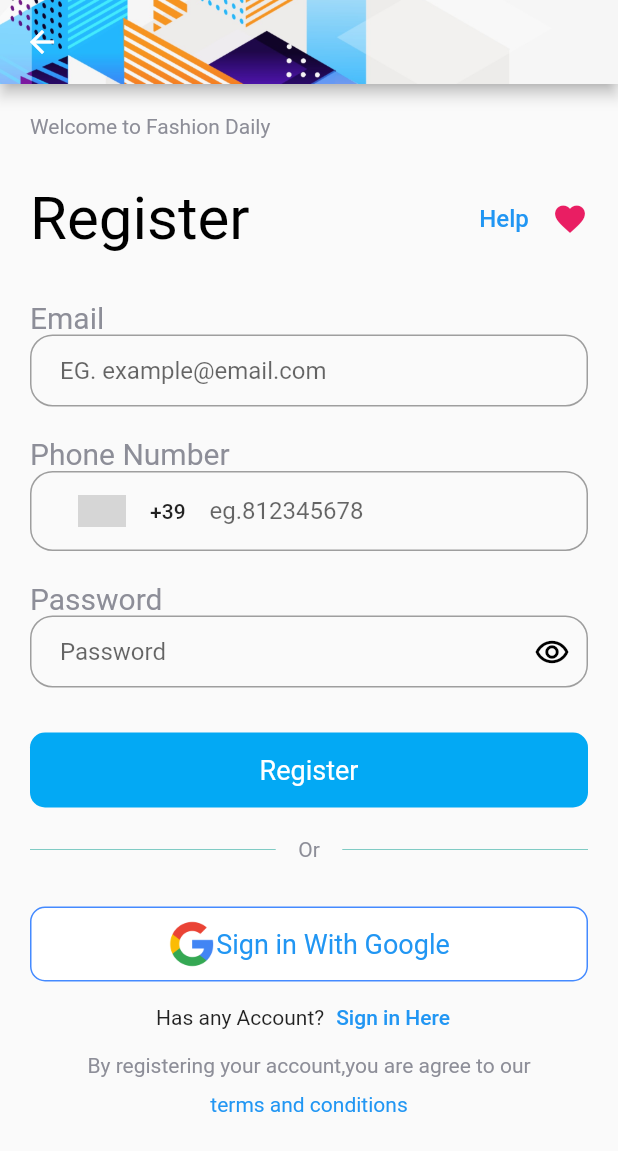
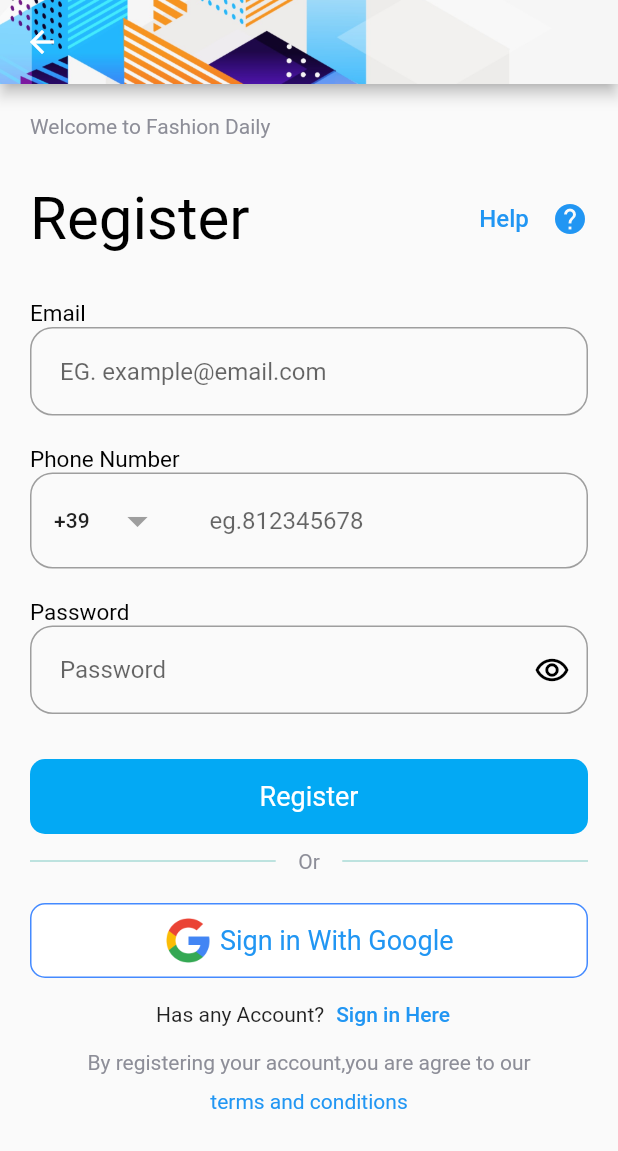
Before and after one commit to ahmedabdelfattah7/algoriza, a Flutter app: the LoginScreen screen opened directly, after a tap on "Sign Up", on a phone screen of 412 x 824 dp. Shown: the top 1151 px of the screen. Run offline on Flutter 3.47's test engine with Material 2 defaults, Android fonts, the phone set to English and light mode, and no system bars; drawn by our look-alikes of country_code_picker; our stand-ins replace smooth_page_indicator; grey boxes are pictures that could not be loaded.

Commit message:
first task in algoriza flutter internShip

```diff
--- a/lib/Modules/loginScreen/login_page.dart
+++ b/lib/Modules/loginScreen/login_page.dart
@@ -23,6 +23,7 @@ class LoginScreen extends StatelessWidget {
       ),
       body: Padding(
         padding: const EdgeInsets.all(20.0),
+        child: SingleChildScrollView(
           child: Column(
             crossAxisAlignment: CrossAxisAlignment.start,
             children:  [
@@ -35,44 +36,14 @@ class LoginScreen extends StatelessWidget {
               SizedBox(
                 height: 30.0,
               ),
-            Row(
-
-              children: [
-                Text(
-                  'Sign in',
-                  style: TextStyle(
-                      color: Colors.black,
-                    fontSize: 40,
-
-                  ),
-                ),
-                Spacer(),
-                TextButton(
-                    onPressed: (){},
-                    child: Text(
-                      'Help',
-                         style: TextStyle(
-                           fontSize: 16,
-                         ),
-                    ),
-                ),
-                Icon(
-                  Icons.favorite,
-                  color: Colors.pink,
-                  size: 24.0,
-                ),
-              ],
+              AuthPageName(
+                Name: 'Sign in',
               ),
               SizedBox(
                 height: 30.0,
               ),
-            Text(
-              'Phone Number',
-              style: TextStyle(
-                fontSize: 20.0,
-                  color: Color(0xff8d8e98)
-
-              ),
+              FormFieldName(
+                label: 'Phone Number',
               ),
               MyFormField(
                 Controller:phoneNumController,
@@ -130,6 +101,7 @@ class LoginScreen extends StatelessWidget {
             ],
           ),
         ),
+      ),
     );
   }
 }
--- a/lib/Modules/onBaordingScreen/onboarding.dart
+++ b/lib/Modules/onBaordingScreen/onboarding.dart
@@ -62,6 +62,12 @@ class _OnBoardingScreenState extends State<OnBoardingScreen> {
                 style: ButtonStyle(
                   backgroundColor:
                       MaterialStateProperty.all<Color>(Color(0xfffdebef)),
+                  shape: MaterialStateProperty.all<RoundedRectangleBorder>(
+                      RoundedRectangleBorder(
+                          borderRadius: BorderRadius.circular(18.0),
+                      ),
+                  ),
+
                 ),
               ),
             ),
@@ -117,7 +123,7 @@ class _OnBoardingScreenState extends State<OnBoardingScreen> {
                   count: boarding.length,
                   effect: ScrollingDotsEffect(
                     activeStrokeWidth: 3,
-                    activeDotColor: Color(0xffffd1dc),
+                    activeDotColor: Color(0xff009688),
                     activeDotScale: 1.3,
                     maxVisibleDots: 5,
                     radius: 2,
--- a/lib/Modules/signUpScreen/register_page.dart
+++ b/lib/Modules/signUpScreen/register_page.dart
@@ -22,6 +22,7 @@ class RegisterPage extends StatelessWidget {
       ),
       body: Padding(
         padding: const EdgeInsets.all(20.0),
+        child: SingleChildScrollView(
           child: Column(crossAxisAlignment: CrossAxisAlignment.start, children: [
             Text(
               'Welcome to Fashion Daily',
@@ -32,44 +33,14 @@ class RegisterPage extends StatelessWidget {
             SizedBox(
               height: 30.0,
             ),
-          Row(
-
-            children: [
-              Text(
-                'Register',
-                style: TextStyle(
-                  color: Colors.black,
-                  fontSize: 40,
-
-                ),
-              ),
-              Spacer(),
-              TextButton(
-                onPressed: (){},
-                child: Text(
-                  'Help',
-                  style: TextStyle(
-                    fontSize: 16,
-                  ),
-                ),
-              ),
-              Icon(
-                Icons.favorite,
-                color: Colors.pink,
-                size: 24.0,
-              ),
-            ],
+            AuthPageName(
+              Name: 'Register',
             ),
             SizedBox(
               height: 30.0,
             ),
-          Text(
-            'Email',
-            style: TextStyle(
-                fontSize: 20.0,
-                color: Color(0xff8d8e98)
-
-            ),
+            FormFieldName(
+              label: 'Email',
             ),
              MyFormField(
                 textInputType: TextInputType.emailAddress,
@@ -80,13 +51,8 @@ class RegisterPage extends StatelessWidget {
             SizedBox(
               height: 20.0,
             ),
-          Text(
-            'Phone Number',
-            style: TextStyle(
-                fontSize: 20.0,
-                color: Color(0xff8d8e98)
-
-            ),
+            FormFieldName(
+              label: 'Phone Number',
             ),
             MyFormField(
               Controller:phoneController,
@@ -98,14 +64,8 @@ class RegisterPage extends StatelessWidget {
             SizedBox(
               height: 20.0,
             ),
-          Text(
-            'Password',
-            style: TextStyle(
-                fontSize: 20.0,
-                color: Color(0xff8d8e98)
-
-            ),
-
+            FormFieldName(
+               label: 'Password',
             ),
             MyFormField(
               Controller:passController,
@@ -168,6 +128,7 @@ class RegisterPage extends StatelessWidget {
 
           ]),
         ),
+      ),
     );
   }
 }
--- a/lib/shared/reusable componants.dart
+++ b/lib/shared/reusable componants.dart
@@ -1,8 +1,7 @@
-
-
 import 'package:country_code_picker/country_code_picker.dart';
 import 'package:flutter/material.dart';
 import '../Modules/onBaordingScreen/onboarding.dart';
+//////////////////////////////////////////////////////////////////////////////////////////////////////////////
 Widget buildBoardingItem(BoardingModel model) {
   return Column(
     crossAxisAlignment: CrossAxisAlignment.center,
@@ -43,7 +42,7 @@ Widget buildBoardingItem(BoardingModel model) {
     ],
   );
 }
-
+///////////////////////////////////////////////////////////////////////////////////////////////////////////////////////////////////////
 class MainButton extends StatelessWidget {
   final VoidCallback? onTabbed;
   final Text? myStyle;
@@ -75,7 +74,7 @@ class MainButton extends StatelessWidget {
     );
   }
 }
-
+/////////////////////////////////////////////////////////////////////////////////////////////////////////////////////////////////////////////////////
 class MyFormField extends StatelessWidget {
 
   final TextEditingController Controller;
@@ -84,14 +83,17 @@ class MyFormField extends StatelessWidget {
   final bool isPhone;
   final bool isPassWord;
   final Widget suffixIcon;
+
   MyFormField({
     required this.Controller,
     required this.textInputType,
     required this.hintText,
-    this.isPhone=false,
-    this.isPassWord=false,
-    this.suffixIcon=const Icon( Icons.remove_red_eye_outlined,color: Colors.black),
+    this.isPhone = false,
+    this.isPassWord = false,
+    this.suffixIcon = const Icon(
+        Icons.remove_red_eye_outlined, color: Colors.black),
   });
+
   @override
   Widget build(BuildContext context) {
     return TextFormField(
@@ -101,42 +103,50 @@ class MyFormField extends StatelessWidget {
 
       onFieldSubmitted: (value) {},
       onChanged: (value) {},
-      decoration:   InputDecoration(
-        prefixIcon: isPhone? CountryCodePicker(
+      decoration: InputDecoration(
+
+        prefixIcon: isPhone ? CountryCodePicker(
           onChanged: print,
           // Initial selection and favorite can be one of code ('IT') OR dial_code('+39')
           initialSelection: 'IT',
-          favorite: ['+39','FR'],
+          favorite: ['+39', 'FR'],
           // optional. Shows only country name and flag
           showCountryOnly: false,
           // optional. Shows only country name and flag when popup is closed.
           showOnlyCountryWhenClosed: false,
-          // optional. aligns the flag and the Text left
+          showFlag: false,
+          showDropDownButton: true,
           alignLeft: false,
-        ):  null,
+        ) : null,
         hintText: '${hintText}',
-        suffixIcon: isPassWord ? suffixIcon: SizedBox.shrink(),
-        contentPadding: EdgeInsets.symmetric(
-            vertical: 10.0, horizontal: 20.0),
+        suffixIcon: isPassWord ? suffixIcon : SizedBox.shrink(),
+        contentPadding: EdgeInsets.all(20.0),
         border: OutlineInputBorder(
           borderRadius:
           BorderRadius.all(Radius.circular(15.0)),
+
         ),
+
         enabledBorder: OutlineInputBorder(
           borderSide: BorderSide(
               color: Colors.grey, width: 1.0),
           borderRadius:
           BorderRadius.all(Radius.circular(15.0)),
+
         ),
       ),
     );
   }
 }
+////////////////////////////////////////////////////////////////////////////////////////////////////////////////////////////////////
 class DontHaveAccount extends StatelessWidget {
   final String? label;
   final VoidCallback? onPressed;
   final String? btnLabel;
-  DontHaveAccount({required this.label,required this.onPressed,required this.btnLabel});
+
+  DontHaveAccount(
+      {required this.label, required this.onPressed, required this.btnLabel});
+
   @override
   Widget build(BuildContext context) {
     return Row(
@@ -146,7 +156,7 @@ class DontHaveAccount extends StatelessWidget {
           '${label}',
         ),
         TextButton(
-          onPressed:onPressed,
+          onPressed: onPressed,
 
           child: Text('${btnLabel}'),
         ),
@@ -154,6 +164,7 @@ class DontHaveAccount extends StatelessWidget {
     );
   }
 }
+////////////////////////////////////////////////////////////////////////////////////////////////////////////////////////////////////////////////////////////////////
 class PlatformButton extends StatelessWidget {
 final String? imageName;
 final String? label;
@@ -169,6 +180,7 @@ PlatformButton({required this.imageName, required this.label});
             mainAxisAlignment: MainAxisAlignment.center,
             children: [
               Image(image: AssetImage('${imageName}'),),
+              SizedBox(width: 5,),
               Text(
                 '${label}',
                 style: TextStyle(
@@ -192,6 +204,7 @@ PlatformButton({required this.imageName, required this.label});
     );
   }
 }
+///////////////////////////////////////////////////////////////////////////////////////////////////////////////////////////////////////////
 class MyDiveder extends StatelessWidget {
   const MyDiveder({
     Key? key,
@@ -200,7 +213,7 @@ class MyDiveder extends StatelessWidget {
   @override
   Widget build(BuildContext context) {
     return Padding(
-      padding: const EdgeInsets.only(top: 20,bottom: 20,),
+      padding: const EdgeInsets.only(top: 10,bottom: 10,),
       child: Row(
         children: [
           Expanded(
@@ -228,3 +241,62 @@ class MyDiveder extends StatelessWidget {
     );
   }
 }
+/////////////////////////////////////////////////////////////////////////////////////////////////////////////////////////////////////////////////////////////////////////
+class FormFieldName extends StatelessWidget {
+  final String? label;
+  FormFieldName({ required this.label});
+  @override
+  Widget build(BuildContext context) {
+    return Text(
+      '${label}',
+      style: TextStyle(
+        fontSize:15.0,
+        color: Colors.black,
+
+      ),
+
+    );
+  }
+}
+
+//////////////////////////////////////////////////////////////////////////////////////////////////////////////////////////////////////////////
+
+class AuthPageName extends StatelessWidget {
+  final String? Name;
+  AuthPageName({
+    required
+    this.Name,
+  });
+
+  @override
+  Widget build(BuildContext context) {
+    return Row(
+
+      children: [
+        Text(
+          '${Name}',
+          style: TextStyle(
+            color: Colors.black,
+            fontSize: 40,
+
+          ),
+        ),
+        Spacer(),
+        TextButton(
+          onPressed: (){},
+          child: Text(
+            'Help',
+            style: TextStyle(
+              fontSize: 16,
+            ),
+          ),
+        ),
+        Icon(
+          Icons.help,
+          color: Colors.blue,
+          size: 24.0,
+        ),
+      ],
+    );
+  }
+}
```
Lines whose indentation alone changed are shown as unchanged.
